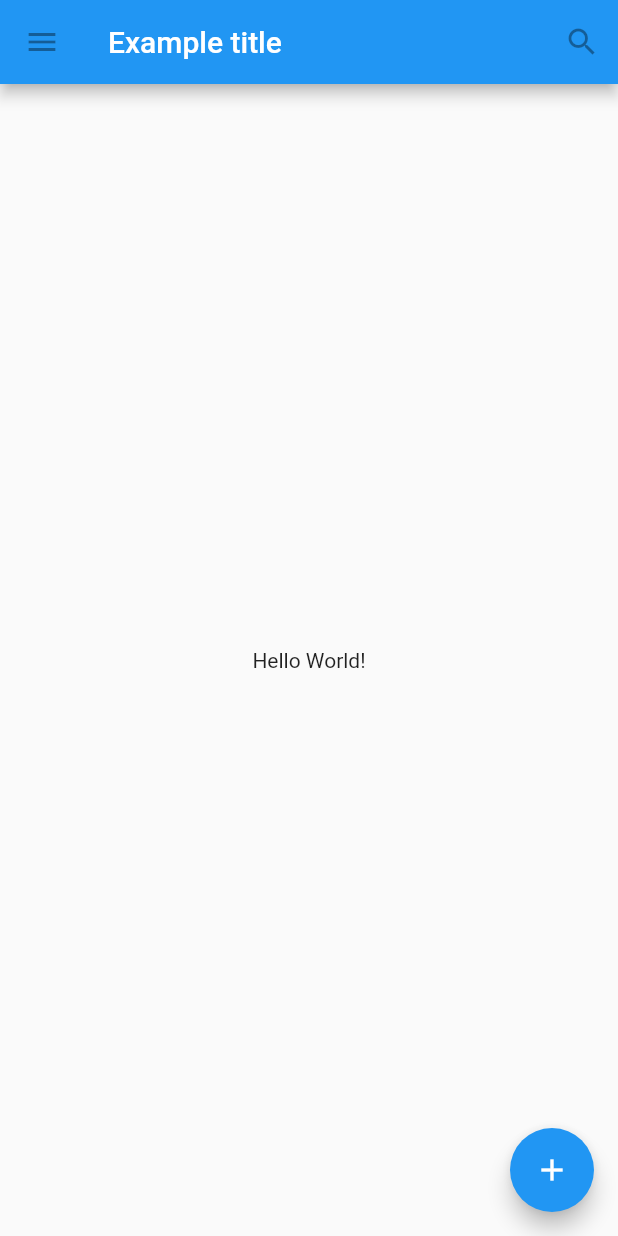
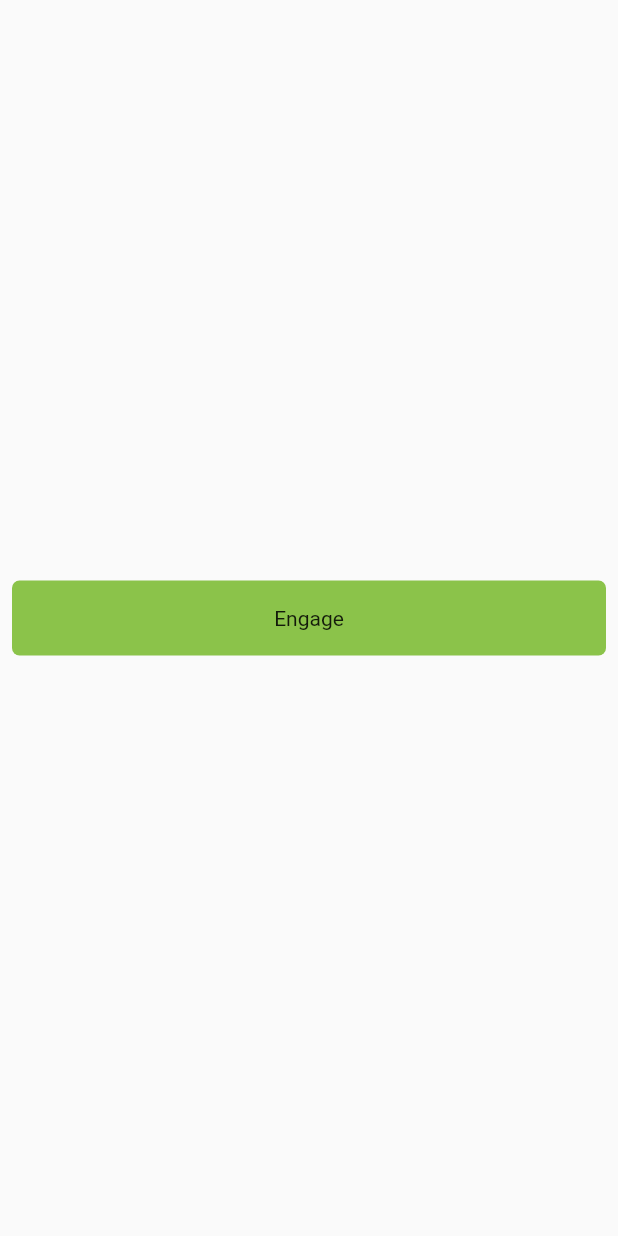
Before and after one commit to Nitinjiwnani/my_app, a Flutter app: the screen it shows after launch, on a phone screen of 412 x 824 dp. Run offline on Flutter 3.47's test engine with Material 2 defaults, Android fonts, the phone set to English and light mode, and no system bars.

Commit message:
Gestures in flutter

```diff
--- a/lib/main.dart
+++ b/lib/main.dart
@@ -1,44 +1,36 @@
 import 'package:flutter/material.dart';
 
-void main() {
-  runApp(
-    const MaterialApp(
-      title: 'Flutter Tutorial',
-      home: TutorialHome(),
-    ),
-  );
-}
-
-class TutorialHome extends StatelessWidget {
-  const TutorialHome({Key? key}) : super(key: key);
+class MyButton extends StatelessWidget {
+  const MyButton({Key? key}) : super(key: key);
 
   @override
   Widget build(BuildContext context) {
-    return Scaffold(
-      appBar: AppBar(
-        leading: const IconButton(
-          onPressed: null,
-          icon: Icon(Icons.menu),
-          tooltip: 'Navigation menu',
+    return GestureDetector(
+      onTap: () {
+        print('MyButton was tapped!');
+      },
+      child: Container(
+        height: 50.0,
+        padding: const EdgeInsets.all(8.0),
+        margin: const EdgeInsets.symmetric(horizontal: 8.0),
+        decoration: BoxDecoration(
+          borderRadius: BorderRadius.circular(5.0),
+          color: Colors.lightGreen[500],
         ),
-        title: const Text('Example title'),
-        actions: const [
-          IconButton(
-            onPressed: null,
-            icon: Icon(Icons.search),
-            tooltip: 'Search',
-          ),
-        ],
-      ),
-      body: const Center(
-        child: Text('Hello World!'),
-      ),
-      floatingActionButton: const FloatingActionButton(
-        onPressed: null,
-        tooltip: 'Add,',
-        child: Icon(Icons.add),
+        child: const Center(
+          child: Text('Engage'),
+        ),
       ),
     );
   }
 }
-//tut
+
+void main() {
+  runApp(const MaterialApp(
+    home: Scaffold(
+      body: Center(
+        child: MyButton(),
+      ),
+    ),
+  ));
+}
```
Also changed, not shown: 1 other file.
